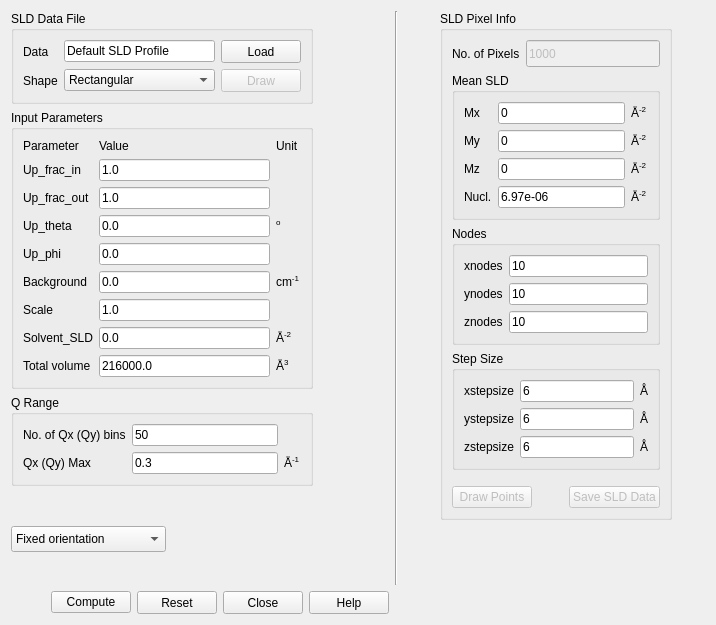
First picture: the form in src/sas/qtgui/Calculators/UI/GenericScatteringCalculator.ui, repository SasView/sasview, before the edit.
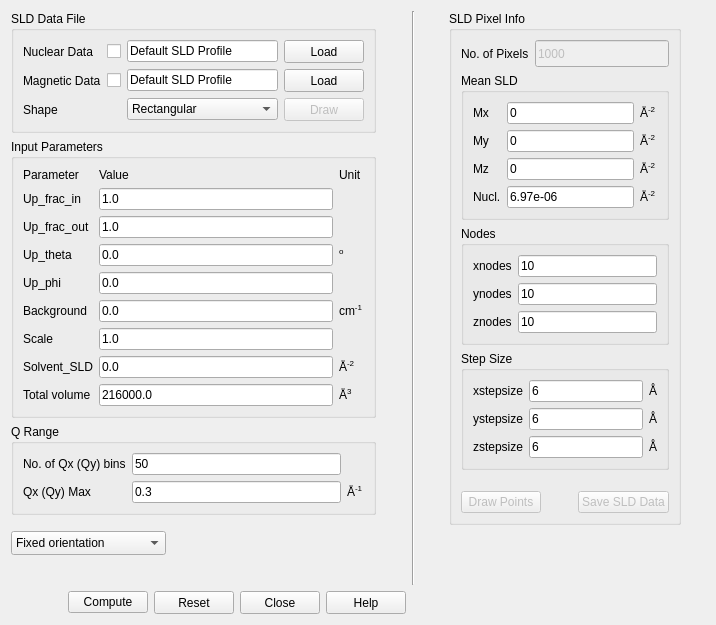
Second picture: the form after the edit. Icons and pictures are not drawn.

Commit message:
Beginning of alteration to gui to enable both nuclear and magnetic data to be loaded from two sources
-implements the changes required to the GUI to allow two separate files to be loaded in for the nuclear and magnetic SLDs
-implements the code required to compute outputs for all previously possible scenarios - e.g. single file cases
-does not yet implement the DRAW utility or verification that the two files describe the same pixels

Patch:
```diff
--- a/src/sas/qtgui/Calculators/UI/GenericScatteringCalculator.ui
+++ b/src/sas/qtgui/Calculators/UI/GenericScatteringCalculator.ui
@@ -62,40 +62,47 @@
            <string>&lt;html&gt;&lt;head/&gt;&lt;body&gt;&lt;p&gt;Data used to simulate SANS.&lt;/p&gt;&lt;/body&gt;&lt;/html&gt;</string>
           </property>
           <property name="text">
-           <string>Data</string>
+           <string>Nuclear Data</string>
           </property>
          </widget>
         </item>
         <item row="0" column="1">
-         <widget class="QLineEdit" name="txtData">
-          <property name="sizePolicy">
-           <sizepolicy hsizetype="Preferred" vsizetype="Fixed">
-            <horstretch>0</horstretch>
-            <verstretch>0</verstretch>
-           </sizepolicy>
-          </property>
-          <property name="minimumSize">
-           <size>
-            <width>151</width>
-            <height>0</height>
-           </size>
-          </property>
-          <property name="font">
-           <font>
-            <weight>50</weight>
-            <bold>false</bold>
-           </font>
-          </property>
-          <property name="toolTip">
-           <string>Display name of loaded datafile.</string>
-          </property>
+         <widget class="QCheckBox" name="checkboxNucData">
           <property name="text">
-           <string>Default SLD Profile</string>
+           <string></string>
           </property>
          </widget>
         </item>
         <item row="0" column="2">
-         <widget class="QPushButton" name="cmdLoad">
+         <widget class="QLineEdit" name="txtNucData">
+          <property name="sizePolicy">
+           <sizepolicy hsizetype="Preferred" vsizetype="Fixed">
+            <horstretch>0</horstretch>
+            <verstretch>0</verstretch>
+           </sizepolicy>
+          </property>
+          <property name="minimumSize">
+           <size>
+            <width>151</width>
+            <height>0</height>
+           </size>
+          </property>
+          <property name="font">
+           <font>
+            <weight>50</weight>
+            <bold>false</bold>
+           </font>
+          </property>
+          <property name="toolTip">
+           <string>Display name of loaded datafile.</string>
+          </property>
+          <property name="text">
+           <string>Default SLD Profile</string>
+          </property>
+         </widget>
+        </item>
+        <item row="0" column="3">
+         <widget class="QPushButton" name="cmdNucLoad">
           <property name="sizePolicy">
            <sizepolicy hsizetype="Minimum" vsizetype="Fixed">
             <horstretch>0</horstretch>
@@ -126,6 +133,88 @@
          </widget>
         </item>
         <item row="1" column="0">
+         <widget class="QLabel" name="lblMagData">
+          <property name="font">
+           <font>
+            <weight>50</weight>
+            <bold>false</bold>
+           </font>
+          </property>
+          <property name="toolTip">
+           <string>&lt;html&gt;&lt;head/&gt;&lt;body&gt;&lt;p&gt;Magnetic data used to simulate SANS.&lt;/p&gt;&lt;/body&gt;&lt;/html&gt;</string>
+          </property>
+          <property name="text">
+           <string>Magnetic Data</string>
+          </property>
+         </widget>
+        </item>
+        <item row="1" column="1">
+         <widget class="QCheckBox" name="checkboxMagData">
+          <property name="text">
+           <string></string>
+          </property>
+         </widget>
+        </item>
+        <item row="1" column="2">
+         <widget class="QLineEdit" name="txtMagData">
+          <property name="sizePolicy">
+           <sizepolicy hsizetype="Preferred" vsizetype="Fixed">
+            <horstretch>0</horstretch>
+            <verstretch>0</verstretch>
+           </sizepolicy>
+          </property>
+          <property name="minimumSize">
+           <size>
+            <width>151</width>
+            <height>0</height>
+           </size>
+          </property>
+          <property name="font">
+           <font>
+            <weight>50</weight>
+            <bold>false</bold>
+           </font>
+          </property>
+          <property name="toolTip">
+           <string>Display name of loaded datafile.</string>
+          </property>
+          <property name="text">
+           <string>Default SLD Profile</string>
+          </property>
+         </widget>
+        </item>
+        <item row="1" column="3">
+         <widget class="QPushButton" name="cmdMagLoad">
+          <property name="sizePolicy">
+           <sizepolicy hsizetype="Minimum" vsizetype="Fixed">
+            <horstretch>0</horstretch>
+            <verstretch>0</verstretch>
+           </sizepolicy>
+          </property>
+          <property name="minimumSize">
+           <size>
+            <width>80</width>
+            <height>23</height>
+           </size>
+          </property>
+          <property name="font">
+           <font>
+            <weight>50</weight>
+            <bold>false</bold>
+           </font>
+          </property>
+          <property name="toolTip">
+           <string>&lt;html&gt;&lt;head/&gt;&lt;body&gt;&lt;p&gt;Only .txt, .omf and.sld datafile formats are supported. &lt;/p&gt;&lt;p&gt;Load Magnetic sld data.&lt;/p&gt;&lt;/body&gt;&lt;/html&gt;</string>
+          </property>
+          <property name="text">
+           <string>Load</string>
+          </property>
+          <property name="autoDefault">
+           <bool>false</bool>
+          </property>
+         </widget>
+        </item>
+        <item row="2" column="0">
          <widget class="QLabel" name="lblShape">
           <property name="font">
            <font>
@@ -141,7 +230,7 @@
           </property>
          </widget>
         </item>
-        <item row="1" column="1">
+        <item row="2" column="2">
          <widget class="QComboBox" name="cbShape">
           <property name="sizePolicy">
            <sizepolicy hsizetype="Preferred" vsizetype="Fixed">
@@ -165,7 +254,7 @@
           </item>
          </widget>
         </item>
-        <item row="1" column="2">
+        <item row="2" column="3">
          <widget class="QPushButton" name="cmdDraw">
           <property name="enabled">
            <bool>false</bool>
```
Left out of the diff: 6 changed lines with no effect on the pictures. The commit also changes 2 other files.
